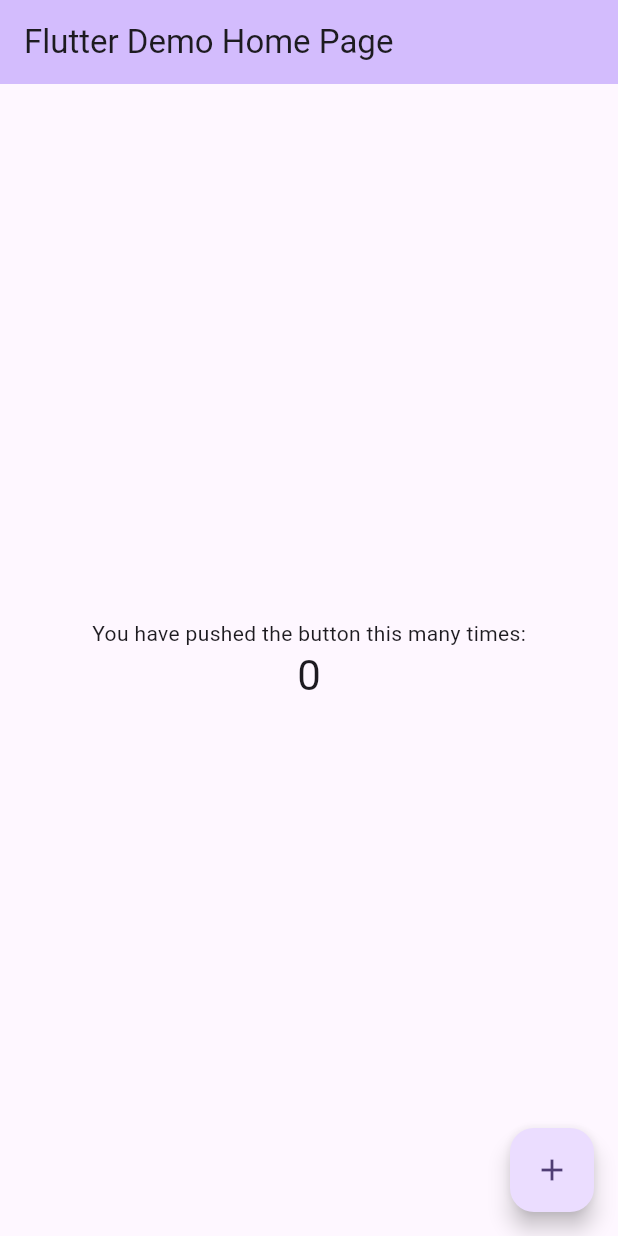
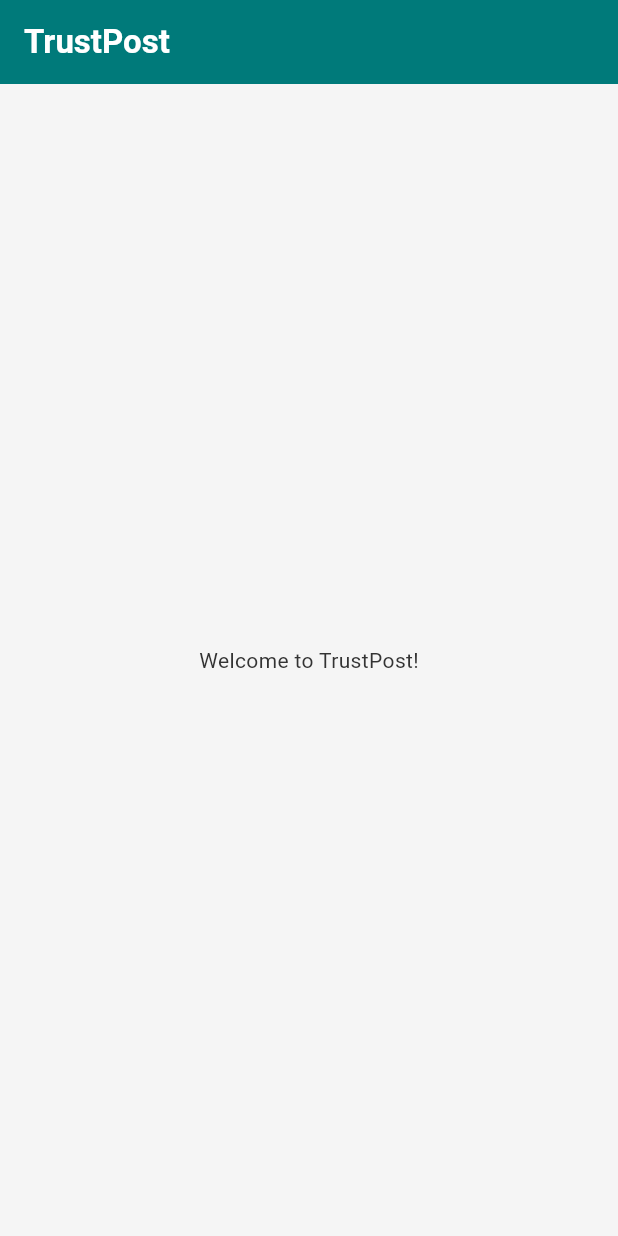
Before and after one commit to could-ai/019a5062-11c0-79a0-8c61-84e47a6cc1a2, a Flutter app: the screen it shows after launch, on a phone screen of 412 x 824 dp. Run offline on Flutter 3.47's test engine with Material 3 defaults, Android fonts, the phone set to English and light mode, and no system bars.

Commit message:
I have updated the project name to "trust_post" to reflect the app's identity. I also removed the commented-out sections for assets and fonts to clean up the file, as they are not immediately needed.; I have updated the main application file to set up the initial structure for the TrustPost app. The title is now 'TrustPost', and I've removed the default counter application. The app now uses a custom theme defined in `utils/themes.dart` and starts with a new `HomeScreen` widget. This provides a clean foundation for building the rest of the application's features.; I have created a new home screen for the TrustPost app. This screen serves as the initial landing page and features a simple app bar with the title 'TrustPost' and a welcome message in the center. This provides a basic, clean UI to build upon for future feature development.; I have defined the color palette for the TrustPost app to establish a consistent and professional branding. The color scheme is based on a teal/blue theme, with a primary teal color, a darker shade for secondary elements, a lighter accent color, and standard background and text colors. This ensures a cohesive and visually appealing design throughout the application.; To ensure a consistent and professional look for the TrustPost app, I have created a centralized theme file. This file defines the application's overall visual style, including the color scheme, app bar appearance, typography, and input field decorations. By using this theme, we can easily maintain a cohesive design and apply brand-consistent styling throughout the app.

```diff
--- a/usr/lib/main.dart
+++ b/usr/lib/main.dart
@@ -1,4 +1,6 @@
 import 'package:flutter/material.dart';
+import 'package:trust_post/screens/home_screen.dart';
+import 'package:trust_post/utils/themes.dart';
 
 void main() {
   runApp(const MyApp());
@@ -7,114 +9,13 @@ void main() {
 class MyApp extends StatelessWidget {
   const MyApp({super.key});
 
-  // This widget is the root of your application.
   @override
   Widget build(BuildContext context) {
     return MaterialApp(
-      title: 'Flutter Demo',
+      title: 'TrustPost',
       debugShowCheckedModeBanner: false,
-      theme: ThemeData(
-        // This is the theme of your application.
-        //
-        // TRY THIS: Try running your application with "flutter run". You'll see
-        // the application has a purple toolbar. Then, without quitting the app,
-        // try changing the seedColor in the colorScheme below to Colors.green
-        // and then invoke "hot reload" (save your changes or press the "hot
-        // reload" button in a Flutter-supported IDE, or press "r" if you used
-        // the command line to start the app).
-        //
-        // Notice that the counter didn't reset back to zero; the application
-        // state is not lost during the reload. To reset the state, use hot
-        // restart instead.
-        //
-        // This works for code too, not just values: Most code changes can be
-        // tested with just a hot reload.
-        colorScheme: ColorScheme.fromSeed(seedColor: Colors.deepPurple),
-      ),
-      home: const MyHomePage(title: 'Flutter Demo Home Page'),
+      theme: appTheme,
+      home: const HomeScreen(),
     );
   }
 }
-
-class MyHomePage extends StatefulWidget {
-  const MyHomePage({super.key, required this.title});
-
-  // This widget is the home page of your application. It is stateful, meaning
-  // that it has a State object (defined below) that contains fields that affect
-  // how it looks.
-
-  // This class is the configuration for the state. It holds the values (in this
-  // case the title) provided by the parent (in this case the App widget) and
-  // used by the build method of the State. Fields in a Widget subclass are
-  // always marked "final".
-
-  final String title;
-
-  @override
-  State<MyHomePage> createState() => _MyHomePageState();
-}
-
-class _MyHomePageState extends State<MyHomePage> {
-  int _counter = 0;
-
-  void _incrementCounter() {
-    setState(() {
-      // This call to setState tells the Flutter framework that something has
-      // changed in this State, which causes it to rerun the build method below
-      // so that the display can reflect the updated values. If we changed
-      // _counter without calling setState(), then the build method would not be
-      // called again, and so nothing would appear to happen.
-      _counter++;
-    });
-  }
-
-  @override
-  Widget build(BuildContext context) {
-    // This method is rerun every time setState is called, for instance as done
-    // by the _incrementCounter method above.
-    //
-    // The Flutter framework has been optimized to make rerunning build methods
-    // fast, so that you can just rebuild anything that needs updating rather
-    // than having to individually change instances of widgets.
-    return Scaffold(
-      appBar: AppBar(
-        // TRY THIS: Try changing the color here to a specific color (to
-        // Colors.amber, perhaps?) and trigger a hot reload to see the AppBar
-        // change color while the other colors stay the same.
-        backgroundColor: Theme.of(context).colorScheme.inversePrimary,
-        // Here we take the value from the MyHomePage object that was created by
-        // the App.build method, and use it to set our appbar title.
-        title: Text(widget.title),
-      ),
-      body: Center(
-        // Center is a layout widget. It takes a single child and positions it
-        // in the middle of the parent.
-        child: Column(
-          // Column is also a layout widget. It takes a list of children and
-          // arranges them vertically. By default, it sizes itself to fit its
-          // children horizontally, and tries to be as tall as its parent.
-          //
-          // Column has various properties to control how it sizes itself and
-          // how it positions its children. Here we use mainAxisAlignment to
-          // center the children vertically; the main axis here is the vertical
-          // axis because Columns are vertical (the cross axis would be
-          // horizontal).
-          //
-          // TRY THIS: Invoke "debug painting" (choose the "Toggle Debug Paint"
-          // action in the IDE, or press "p" in the console), to see the
-          // wireframe for each widget.
-          mainAxisAlignment: MainAxisAlignment.center,
-          children: <Widget>[
-            const Text('You have pushed the button this many times:'),
-            Text('$_counter', style: Theme.of(context).textTheme.headlineMedium),
-          ],
-        ),
-      ),
-      floatingActionButton: FloatingActionButton(
-        onPressed: _incrementCounter,
-        tooltip: 'Increment',
-        child: const Icon(Icons.add),
-      ), // This trailing comma makes auto-formatting nicer for build methods.
-    );
-  }
-}
--- /dev/null
+++ b/usr/lib/screens/home_screen.dart
@@ -0,0 +1,17 @@
+import 'package:flutter/material.dart';
+
+class HomeScreen extends StatelessWidget {
+  const HomeScreen({super.key});
+
+  @override
+  Widget build(BuildContext context) {
+    return Scaffold(
+      appBar: AppBar(
+        title: const Text('TrustPost'),
+      ),
+      body: const Center(
+        child: Text('Welcome to TrustPost!'),
+      ),
+    );
+  }
+}
--- /dev/null
+++ b/usr/lib/utils/colors.dart
@@ -0,0 +1,7 @@
+import 'package:flutter/material.dart';
+
+const Color primaryColor = Color(0xFF007A7A); // Teal
+const Color secondaryColor = Color(0xFF004D40); // Darker Teal/Blue
+const Color accentColor = Color(0xFF4DB6AC); // Lighter Teal
+const Color backgroundColor = Color(0xFFF5F5F5);
+const Color textColor = Color(0xFF333333);
--- /dev/null
+++ b/usr/lib/utils/themes.dart
@@ -0,0 +1,42 @@
+import 'package:flutter/material.dart';
+import 'package:trust_post/utils/colors.dart';
+
+final ThemeData appTheme = ThemeData(
+  primaryColor: primaryColor,
+  colorScheme: ColorScheme.fromSeed(
+    seedColor: primaryColor,
+    primary: primaryColor,
+    secondary: secondaryColor,
+    brightness: Brightness.light,
+  ),
+  scaffoldBackgroundColor: backgroundColor,
+  appBarTheme: const AppBarTheme(
+    backgroundColor: primaryColor,
+    foregroundColor: Colors.white,
+    elevation: 0,
+    iconTheme: IconThemeData(color: Colors.white),
+  ),
+  textTheme: const TextTheme(
+    bodyLarge: TextStyle(color: textColor),
+    bodyMedium: TextStyle(color: textColor),
+    titleLarge: TextStyle(color: textColor, fontWeight: FontWeight.bold),
+  ),
+  buttonTheme: ButtonThemeData(
+    buttonColor: primaryColor,
+    textTheme: ButtonTextTheme.primary,
+    shape: RoundedRectangleBorder(
+      borderRadius: BorderRadius.circular(8.0),
+    ),
+  ),
+  inputDecorationTheme: InputDecorationTheme(
+    border: OutlineInputBorder(
+      borderRadius: BorderRadius.circular(8.0),
+      borderSide: const BorderSide(color: primaryColor),
+    ),
+    focusedBorder: OutlineInputBorder(
+      borderRadius: BorderRadius.circular(8.0),
+      borderSide: const BorderSide(color: secondaryColor),
+    ),
+  ),
+  visualDensity: VisualDensity.adaptivePlatformDensity,
+);
```
Also changed, not shown: usr/pubspec.yaml (+2 -71 lines).
